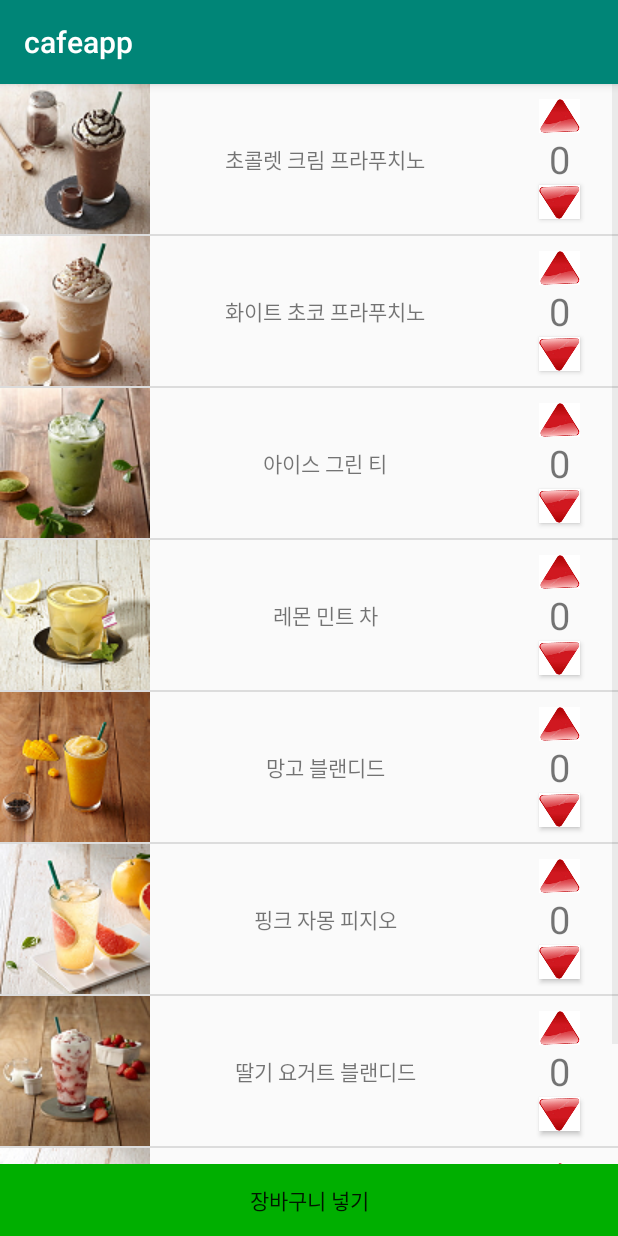
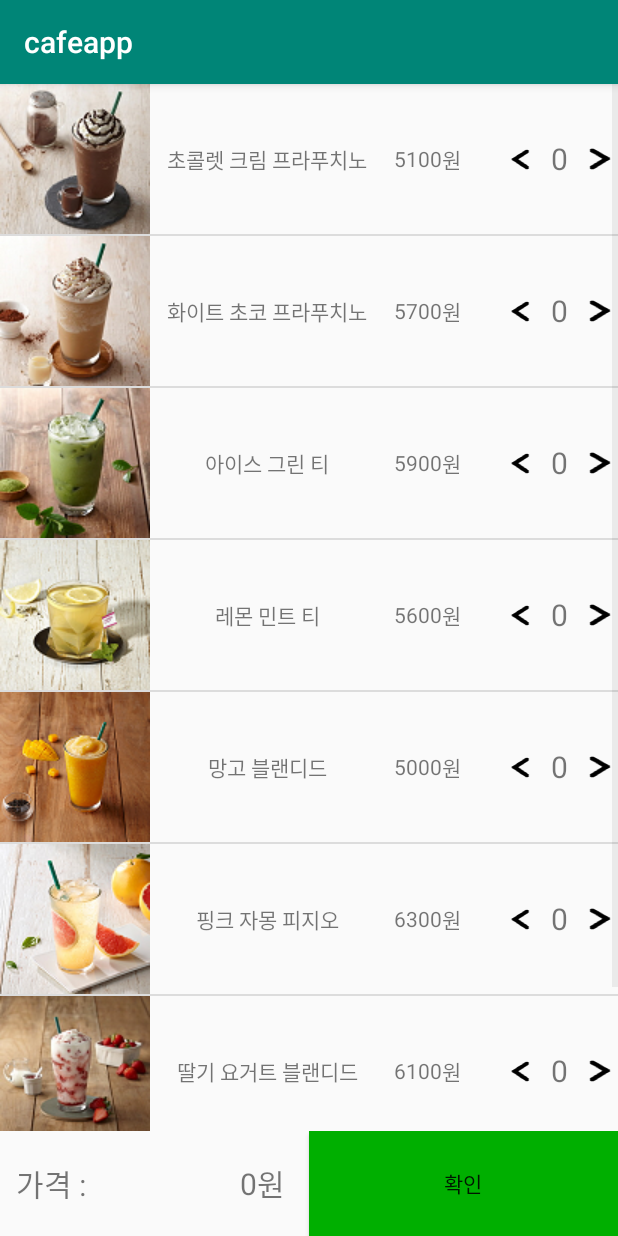
Before and after one commit to dnjs3339/project_cafe_app, an Android app: the JuiceMenu screen opened directly, with no data from a screen before it, on a phone screen of 412 x 824 dp. Run offline under Robolectric (Android 15) with nearby library versions, the phone set to English and light mode, and no system bars.

Commit message:
20190514
사실상 완

```diff
--- a/app/src/main/java/com/example/cafeapp/FinalOrder.java
+++ b/app/src/main/java/com/example/cafeapp/FinalOrder.java
@@ -11,10 +11,10 @@
 {
     public ShopBasket sb;
     public int layout;
-    public Shop[] data;
+    public Order[] data;
 
     public
-    FinalOrder(ShopBasket sb, int layout, Shop[] data)
+    FinalOrder(ShopBasket sb, int layout, Order[] data)
     {
         this.sb = sb;
         this.layout = layout;
--- a/app/src/main/java/com/example/cafeapp/JuiceCustom.java
+++ b/app/src/main/java/com/example/cafeapp/JuiceCustom.java
@@ -1,5 +1,7 @@
 package com.example.cafeapp;
 
+import android.content.Intent;
+import android.content.SharedPreferences;
 import android.view.LayoutInflater;
 import android.view.View;
 import android.view.ViewGroup;
@@ -12,13 +14,15 @@
 {
     JuiceMenu  jm;
     int layout;
-    Shop[] data;
+    Order[] data;
+    TextView textCoffee;
 
-    JuiceCustom(JuiceMenu jm, int layout, Shop[] datas)
+    JuiceCustom(JuiceMenu jm, int layout, Order[] datas, TextView textCoffee)
     {
         this.jm = jm;
         this.layout = layout;
         this.data = datas;
+        this.textCoffee = textCoffee;
     }
 
     @Override
@@ -33,7 +37,7 @@
         View view = inflater.inflate(layout, null);
 
         //버튼 누르면 박스 안 숫자 바꿔주기
-        final Shop currentShop = data[position];
+        final Order currentShop = data[position];
         final TextView quantity = view.findViewById(R.id.num);
 
         Button btnUp = view.findViewById(R.id.up);
@@ -42,8 +46,11 @@
             @Override
             public void onClick(View v)
             {
+                int total = Integer.parseInt(textCoffee.getText().toString());
                 currentShop.quantity++;
                 quantity.setText(String.valueOf(currentShop.quantity));
+                total += currentShop.cost;
+                textCoffee.setText(String.valueOf(total));
             }
         });
 
@@ -55,8 +62,11 @@
             {
                 if(0 < currentShop.quantity)
                 {
+                    int total = Integer.parseInt(textCoffee.getText().toString());
                     currentShop.quantity--;
                     quantity.setText(String.valueOf(currentShop.quantity));
+                    total -= currentShop.cost;
+                    textCoffee.setText(String.valueOf(total));
                 }
             }
         });
@@ -68,6 +78,9 @@
         //리스트별 이름 바꿔주기
         TextView textView = view.findViewById(R.id.coffeeName);
         textView.setText(data[position].name);
+
+        TextView costView = view.findViewById(R.id.coffeecost);
+        costView.setText(String.valueOf(data[position].cost));
 
         return view;
     }
--- a/app/src/main/java/com/example/cafeapp/JuiceMenu.java
+++ b/app/src/main/java/com/example/cafeapp/JuiceMenu.java
@@ -5,8 +5,10 @@
 import android.support.v7.app.AppCompatActivity;
 import android.os.Bundle;
 import android.view.View;
+import android.widget.AdapterView;
 import android.widget.Button;
 import android.widget.ListView;
+import android.widget.TextView;
 
 public class JuiceMenu extends AppCompatActivity
 {
@@ -19,23 +21,38 @@
         setContentView(R.layout.menu);
 
         final ListView listView = findViewById(R.id.list_view);
-        final SharedPreferences sharejuice = getSharedPreferences("cart", MODE_PRIVATE);
+        final SharedPreferences sharejuice = getSharedPreferences("cart", MODE_WORLD_READABLE|MODE_WORLD_WRITEABLE);
         final SharedPreferences.Editor editor = sharejuice.edit();
 
-        final Shop j1 = new Shop(R.drawable.jchocolatecreamfurapuccino, "초콜렛 크림 프라푸치노", 0);
-        final Shop j2 = new Shop(R.drawable.jwhitechocolatefurapuccino, "화이트 초코 프라푸치노", 0);
-        final Shop j3 = new Shop(R.drawable.jgreentea, "아이스 그린 티", 0);
-        final Shop j4 = new Shop(R.drawable.jlemonminttea, "레몬 민트 차", 0);
-        final Shop j5 = new Shop(R.drawable.jmangoblended, "망고 블랜디드", 0);
-        final Shop j6 = new Shop(R.drawable.jpinkjamongpizio, "핑크 자몽 피지오", 0);
-        final Shop j7 = new Shop(R.drawable.jstrawberryyogurtblended, "딸기 요거트 블랜디드", 0);
-        final Shop j8 = new Shop(R.drawable.jabocadoblended, "아보카도 블랜디드", 0);
-        final Shop[] juice = {j1,j2,j3,j4,j5,j6,j7,j8};
+        final Order j1 = new Order(R.drawable.jchocolatecreamfurapuccino, "초콜렛 크림 프라푸치노", 0, 5100);
+        final Order j2 = new Order(R.drawable.jwhitechocolatefurapuccino, "화이트 초코 프라푸치노", 0, 5700);
+        final Order j3 = new Order(R.drawable.jgreentea, "아이스 그린 티", 0, 5900);
+        final Order j4 = new Order(R.drawable.jlemonminttea, "레몬 민트 티", 0, 5600);
+        final Order j5 = new Order(R.drawable.jmangoblended, "망고 블랜디드", 0, 5000);
+        final Order j6 = new Order(R.drawable.jpinkjamongpizio, "핑크 자몽 피지오", 0, 6300);
+        final Order j7 = new Order(R.drawable.jstrawberryyogurtblended, "딸기 요거트 블랜디드", 0, 6100);
+        final Order j8 = new Order(R.drawable.jabocadoblended, "아보카도 블랜디드", 0, 6900);
+        final Order[] juice = {j1,j2,j3,j4,j5,j6,j7,j8};
 
+        TextView textCoffeeTotal = findViewById(R.id.coffeetotalcost);
         final Intent basket = new Intent(JuiceMenu.this, ShopBasket.class);
 
-        JuiceCustom adapter = new JuiceCustom(this, R.layout.basket, juice);
+        JuiceCustom adapter = new JuiceCustom(this, R.layout.basket, juice, textCoffeeTotal);
         listView.setAdapter(adapter);
+        /*final TextView textView = findViewById(R.id.coffeetotaltcost);
+        listView.setOnItemClickListener(new AdapterView.OnItemClickListener()
+        {
+            @Override
+            public void onItemClick(AdapterView<?> parent, View view, int position, long id)
+            {
+                int totaljuicecost = 0;
+                for(int i = 0; i < juice.length; i++)
+                {
+                    totaljuicecost += juice[i].cost;
+                }
+                textView.setText(totaljuicecost);
+            }
+        });*/
 
         Button goCart = findViewById(R.id.goCart);
         goCart.setOnClickListener(new View.OnClickListener()
@@ -60,6 +77,5 @@
                 startActivity(basket);
             }
         });
-
     }
 }
--- a/app/src/main/java/com/example/cafeapp/MainActivity.java
+++ b/app/src/main/java/com/example/cafeapp/MainActivity.java
@@ -15,7 +15,6 @@
     {
         super.onCreate(savedInstanceState);
         setContentView(R.layout.category);
-
 
         SharedPreferences sharepreference = getSharedPreferences("cart", MODE_PRIVATE);
         SharedPreferences.Editor editor = sharepreference.edit();
--- a/app/src/main/java/com/example/cafeapp/Shop.java
+++ b/app/src/main/java/com/example/cafeapp/Order.java
@@ -1,14 +1,17 @@
 package com.example.cafeapp;
 
-public class Shop           //한 칸당 요소(이미지, 이름, 수량조절)
+public class Order
 {
     int img;
     String name;
     int quantity;
+    int cost;
 
-    Shop(int img, String name, int quantity) {
+    Order(int img, String name, int quantity, int cost)
+    {
         this.img = img;
         this.name = name;
         this.quantity = quantity;
+        this.cost = cost;
     }
 }
--- a/app/src/main/res/layout/basket.xml
+++ b/app/src/main/res/layout/basket.xml
@@ -13,51 +13,75 @@
             android:layout_width="100dp"
             android:layout_height="100dp" />
 
-        <TextView
-            android:id="@+id/coffeeName"
+        <LinearLayout
             android:layout_width="0dp"
             android:layout_height="match_parent"
             android:layout_weight="3"
-            android:gravity="center"
-            android:text="1"/>
+            android:orientation="horizontal">
 
-        <RelativeLayout
+            <TextView
+                android:id="@+id/coffeeName"
+                android:layout_width="0dp"
+                android:layout_height="match_parent"
+                android:layout_weight="4"
+                android:gravity="center"
+                android:text="1" />
+
+            <TextView
+                android:id="@+id/coffeecost"
+                android:layout_width="0dp"
+                android:layout_height="match_parent"
+                android:gravity="right|center_vertical"
+                android:layout_weight="1"
+                android:text="1" />
+
+            <TextView
+                android:layout_width="0dp"
+                android:layout_height="match_parent"
+                android:layout_weight="1"
+                android:text="원"
+                android:gravity="center_vertical"/>
+
+        </LinearLayout>
+
+        <LinearLayout
             android:layout_width="0dp"
             android:layout_height="match_parent"
+            android:orientation="horizontal"
             android:layout_weight="1">
 
             <Button
-                android:id="@+id/up"
-                android:layout_width="wrap_content"
-                android:layout_height="wrap_content"
-                android:background="@drawable/up"
-                android:layout_above="@+id/num"
-                android:layout_marginTop="10dp"
-                android:layout_marginRight="25dp"
-                android:layout_marginLeft="25dp"
-                android:gravity="center_horizontal"/>
+                android:id="@+id/down"
+                android:layout_width="0dp"
+                android:layout_height="match_parent"
+                android:background="@drawable/down"
+                android:layout_marginTop="40dp"
+                android:layout_marginBottom="40dp"
+                android:layout_weight="1"
+                android:layout_gravity="center"/>
 
             <TextView
                 android:id="@+id/num"
-                android:layout_width="match_parent"
-                android:layout_height="wrap_content"
+                android:layout_width="0dp"
+                android:layout_height="match_parent"
+                android:layout_weight="1"
+                android:layout_marginTop="30dp"
+                android:layout_marginBottom="30dp"
                 android:gravity="center"
-                android:textSize="25dp"
-                android:text="0"
-                android:layout_centerInParent="true" />
+                android:textSize="20dp"
+                android:text="0" />
 
             <Button
-                android:id="@+id/down"
-                android:layout_width="wrap_content"
-                android:layout_height="wrap_content"
-                android:background="@drawable/down"
-                android:layout_below="@+id/num"
-                android:layout_marginBottom="10dp"
-                android:layout_marginRight="25dp"
-                android:layout_marginLeft="25dp"
-                android:gravity="center_horizontal"/>
+                android:id="@+id/up"
+                android:layout_width="0dp"
+                android:layout_height="match_parent"
+                android:layout_weight="1"
+                android:layout_marginTop="40dp"
+                android:layout_marginBottom="40dp"
+                android:background="@drawable/up"
+                android:layout_gravity="center"/>
 
-        </RelativeLayout>
+        </LinearLayout>
 
     </LinearLayout>
 
--- a/app/src/main/res/layout/menu.xml
+++ b/app/src/main/res/layout/menu.xml
@@ -8,9 +8,10 @@
     tools:context=".MainActivity">
 
     <LinearLayout
+        android:id="@+id/coffeelist"
         android:layout_width="match_parent"
         android:layout_height="0dp"
-        android:layout_weight="15">
+        android:layout_weight="10">
 
         <ListView
             android:id="@+id/list_view"
@@ -24,15 +25,49 @@
     <LinearLayout
         android:layout_width="match_parent"
         android:layout_height="0dp"
-        android:layout_weight="1">
+        android:layout_weight="1"
+        android:orientation="horizontal">
+
+        <LinearLayout
+            android:layout_width="0dp"
+            android:layout_height="match_parent"
+            android:layout_weight="1">
+
+            <TextView
+                android:layout_width="0dp"
+                android:layout_height="match_parent"
+                android:layout_weight="2"
+                android:text="가격 :"
+                android:textSize="20dp"
+                android:gravity="center" />
+
+            <TextView
+                android:id="@+id/coffeetotalcost"
+                android:layout_width="0dp"
+                android:layout_height="match_parent"
+                android:textSize="20dp"
+                android:text="0"
+                android:gravity="right|center_vertical"
+                android:layout_weight="3"/>
+
+            <TextView
+                android:layout_width="0dp"
+                android:layout_height="match_parent"
+                android:textSize="20dp"
+                android:text="원"
+                android:gravity="left|center_vertical"
+                android:layout_weight="1"/>
+
+        </LinearLayout>
 
         <Button
             android:id="@+id/goCart"
-            android:layout_width="match_parent"
+            android:layout_width="0dp"
             android:layout_height="match_parent"
+            android:layout_weight="1"
             android:layout_gravity="bottom"
             android:background="#00af00"
-            android:text="장바구니 넣기"/>
+            android:text="확인"/>
 
     </LinearLayout>
 
```
Also changed, not shown: app/src/main/java/com/example/cafeapp/CoffeeCustom.java (+6 -3 lines), app/src/main/java/com/example/cafeapp/CoffeeMenu.java (+9 -9 lines), app/src/main/java/com/example/cafeapp/DefineTotal.java (+4 -3 lines), app/src/main/java/com/example/cafeapp/FoodCustom.java (+6 -3 lines), app/src/main/java/com/example/cafeapp/FoodMenu.java (+9 -9 lines), app/src/main/java/com/example/cafeapp/ShopBasket.java (+75 -30 lines), app/src/main/res/layout/activity_shop_basket.xml (+77 -8 lines), app/src/main/res/layout/category.xml (+18 -38 lines), app/src/main/res/drawable/down.png, app/src/main/res/drawable/teria.jpg, app/src/main/res/drawable/up.png.
